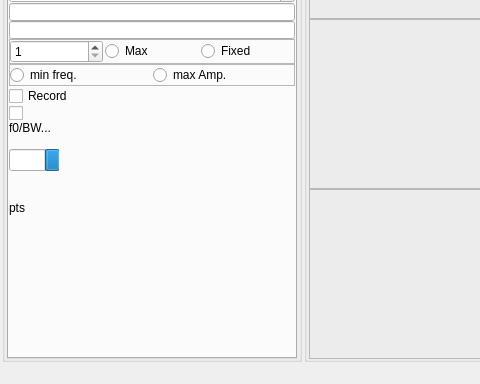
Qt form QCM_GUI_test6.ui (shullgroup/rheoQCM) before a commit; both pictures show x 0 to 480 and y 580 to 964 of the 1114 by 964 pixel window.
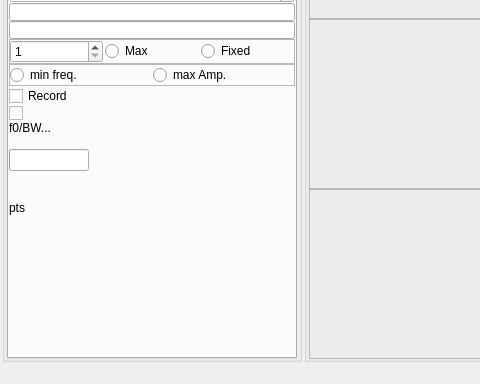
The same form after that commit. Icons and pictures are not drawn.

Diff of the .ui file:
```diff
--- a/QCM_GUI_test6.ui
+++ b/QCM_GUI_test6.ui
@@ -2058,18 +2058,18 @@
                 </property>
                 <property name="maximumSize">
                  <size>
-                  <width>50</width>
+                  <width>80</width>
                   <height>16777215</height>
                  </size>
                 </property>
                 <property name="value">
-                 <number>23</number>
+                 <number>0</number>
                 </property>
                 <property name="invertedAppearance">
-                 <bool>true</bool>
+                 <bool>false</bool>
                 </property>
                 <property name="format">
-                 <string>%p</string>
+                 <string/>
                 </property>
                </widget>
               </item>
```
